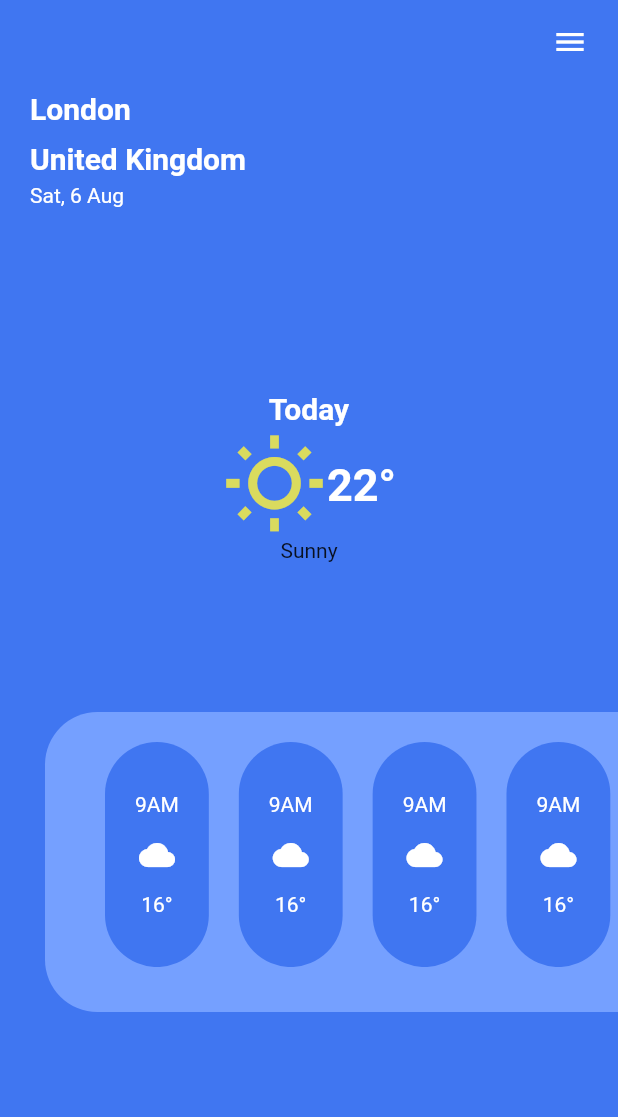
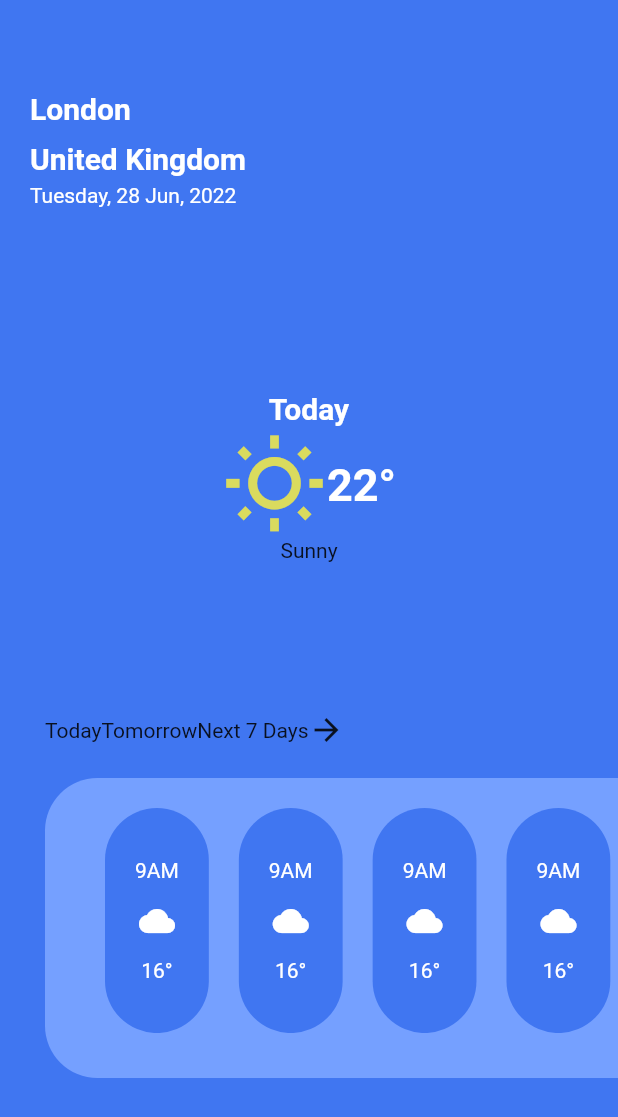
Before and after one commit to BashirYesufu/TalentQL, a Flutter app: the screen it shows after launch, on a phone screen of 412 x 824 dp. Shown: the top 1117 px of the screen. Run offline on Flutter 3.47's test engine with Material 2 defaults, Android fonts, the phone set to English and light mode, and no system bars; our stand-ins replace geolocator.

```diff
--- /dev/null
+++ b/lib/components/app_scaffold.dart
@@ -0,0 +1,51 @@
+import 'package:flutter/material.dart';
+import '../../constants/colors.dart';
+
+class AppScaffold extends StatelessWidget {
+  final List<Widget> children;
+  final Color appBarColor;
+  final Color backgroundColor;
+  final bool hasBackButton;
+
+  const AppScaffold({
+    required this.children,
+    this.appBarColor = AppColors.white,
+    this.backgroundColor = AppColors.white,
+    this.hasBackButton = true,
+    Key? key,
+  }) : super(key: key);
+
+  @override
+  Widget build(BuildContext context) {
+    return GestureDetector(
+      onTap: () => FocusManager.instance.primaryFocus?.unfocus(),
+      child:Scaffold(
+          backgroundColor: backgroundColor,
+          appBar: AppBar(
+            backgroundColor: appBarColor,
+            elevation: 0,
+            leading: hasBackButton
+                ? InkWell(
+              onTap: () {
+                Navigator.pop(context);
+              },
+              child: Icon(
+                Icons.arrow_back,
+                color: AppColors.grey,
+              ),
+            )
+                : SizedBox(),
+          ),
+          body: SafeArea(
+            child: SingleChildScrollView(
+              child: Column(
+                mainAxisAlignment: MainAxisAlignment.start,
+                crossAxisAlignment: CrossAxisAlignment.start,
+                children: children,
+              ),
+            ),
+          ),
+       ),
+    );
+  }
+}
--- /dev/null
+++ b/lib/components/app_text.dart
@@ -0,0 +1,18 @@
+import 'package:flutter/material.dart';
+import '../constants/textstyles.dart';
+
+class AppText extends StatelessWidget {
+  const AppText({
+    Key? key,
+    required this.text,
+  }) : super(key: key);
+  final String text;
+
+  @override
+  Widget build(BuildContext context) {
+    return Padding(
+      padding: const EdgeInsets.symmetric(vertical: 5.0),
+      child: Text(text, style: AppTextStyles.kWhiteBold20,),
+    );
+  }
+}
--- /dev/null
+++ b/lib/components/hourly_forecast_container.dart
@@ -0,0 +1,29 @@
+import 'package:flutter/material.dart';
+import '../constants/colors.dart';
+import '../constants/textstyles.dart';
+
+class HourlyForecastContainer extends StatelessWidget {
+  const HourlyForecastContainer({
+    Key? key,
+  }) : super(key: key);
+
+  @override
+  Widget build(BuildContext context) {
+    return Container(
+      padding: EdgeInsets.all(20),
+      margin: EdgeInsets.symmetric(horizontal: 10),
+      decoration: BoxDecoration(
+        color: AppColors.blue,
+        borderRadius: BorderRadius.circular(50),
+      ),
+      child: Column(
+        mainAxisAlignment: MainAxisAlignment.spaceEvenly,
+        children: [
+          Text('9AM', style: AppTextStyles.kWhite14,),
+          Icon(Icons.cloud, color: AppColors.white,),
+          Text('16°', style: AppTextStyles.kWhite14,)
+        ],
+      ),
+    );
+  }
+}
--- a/lib/constants/colors.dart
+++ b/lib/constants/colors.dart
@@ -5,4 +5,6 @@ class AppColors {
   static const gold = Color(0xFFDADB5E);
   static const white = Color(0xFFFFFFFF);
   static const lightBlue = Color(0xFF75A0FF);
+  static const grey = Color(0xFFAFAEAF);
+  static const black = Color(0xFF000000);
 }
--- a/lib/constants/textstyles.dart
+++ b/lib/constants/textstyles.dart
@@ -12,6 +12,11 @@ class AppTextStyles{
     fontSize: 30,
     fontWeight: FontWeight.bold,
   );
+  static const kBlackBold30 = TextStyle(
+    color: AppColors.black,
+    fontSize: 30,
+    fontWeight: FontWeight.bold,
+  );
   static const kWhite14= TextStyle(
     color: AppColors.white,
     fontSize: 14,
--- a/lib/screens/home_screen.dart
+++ b/lib/screens/home_screen.dart
@@ -1,6 +1,11 @@
 import 'package:flutter/material.dart';
+import 'package:talent_ql/screens/seven_screen.dart';
+import '../components/app_scaffold.dart';
+import '../components/app_text.dart';
+import '../components/hourly_forecast_container.dart';
 import '../constants/colors.dart';
 import '../constants/textstyles.dart';
+import 'package:intl/intl.dart';
 
 class HomeScreen extends StatelessWidget {
   const HomeScreen({Key? key}) : super(key: key);
@@ -8,33 +13,26 @@ class HomeScreen extends StatelessWidget {
 
   @override
   Widget build(BuildContext context) {
-    return Scaffold(
+    return AppScaffold(
       backgroundColor: AppColors.blue,
-      appBar: AppBar(
-        backgroundColor: AppColors.blue,
-        elevation: 0,
-        actions: [
-          Icon(Icons.menu),
-          SizedBox(width: 20,)
-        ],
-      ),
-      body: Column(
-        children: [
+      appBarColor: AppColors.blue,
+      hasBackButton: false,
+      children: [
           Padding(
             padding: const EdgeInsets.symmetric(horizontal: 20.0),
             child: Column(
               mainAxisAlignment: MainAxisAlignment.start,
               crossAxisAlignment: CrossAxisAlignment.start,
               children: [
-                Text20(text: 'London'),
-                Text20(text: 'United Kingdom'),
-                Text('Sat, 6 Aug', style: AppTextStyles.kWhite14,),
+                AppText(text: 'London'),
+                AppText(text: 'United Kingdom'),
+                Text(DateFormat('EEEE, d MMM, yyyy').format(DateTime.now()), style: AppTextStyles.kWhite14,),
                 SizedBox(height: MediaQuery.of(context).size.height / 7,),
                 Center(
                   child: Column(
                     mainAxisAlignment: MainAxisAlignment.center,
                     children: [
-                      Text20(text: 'Today'),
+                      AppText(text: 'Today'),
                       Row(
                         mainAxisAlignment: MainAxisAlignment.center,
                         children: [
@@ -47,6 +45,24 @@ class HomeScreen extends StatelessWidget {
                   ),
                 ),
                 SizedBox(height: 100,),
+              ],
+            ),
+          ),
+          Container(
+            margin: EdgeInsets.only(left: 30, bottom: 20),
+            child: Row(
+              children: [
+                Text('Today'),
+                Text('Tomorrow'),
+                InkWell(
+                  onTap: ()=>Navigator.pushNamed(context, SevenDayScreen.screenID),
+                  child: Row(
+                    children: [
+                      Text('Next 7 Days'),
+                      Icon(Icons.arrow_forward_sharp)
+                    ],
+                  ),
+                ),
               ],
             ),
           ),
@@ -78,49 +94,6 @@ class HomeScreen extends StatelessWidget {
             ),
           )
         ],
-      ),
     );
   }
 }
-
-class HourlyForecastContainer extends StatelessWidget {
-  const HourlyForecastContainer({
-    Key? key,
-  }) : super(key: key);
-
-  @override
-  Widget build(BuildContext context) {
-    return Container(
-      padding: EdgeInsets.all(20),
-      margin: EdgeInsets.symmetric(horizontal: 10),
-      decoration: BoxDecoration(
-        color: AppColors.blue,
-        borderRadius: BorderRadius.circular(50),
-      ),
-      child: Column(
-        mainAxisAlignment: MainAxisAlignment.spaceEvenly,
-        children: [
-          Text('9AM', style: AppTextStyles.kWhite14,),
-          Icon(Icons.cloud, color: AppColors.white,),
-          Text('16°', style: AppTextStyles.kWhite14,)
-        ],
-      ),
-    );
-  }
-}
-
-class Text20 extends StatelessWidget {
-  const Text20({
-    Key? key,
-    required this.text,
-  }) : super(key: key);
-  final String text;
-
-  @override
-  Widget build(BuildContext context) {
-    return Padding(
-      padding: const EdgeInsets.symmetric(vertical: 5.0),
-      child: Text(text, style: AppTextStyles.kWhiteBold20,),
-    );
-  }
-}
--- /dev/null
+++ b/lib/utilities/error_handler.dart
@@ -0,0 +1,3 @@
+class ErrorHandler {
+
+}
--- a/pubspec.yaml
+++ b/pubspec.yaml
@@ -34,6 +34,8 @@ dependencies:
   # The following adds the Cupertino Icons font to your application.
   # Use with the CupertinoIcons class for iOS style icons.
   cupertino_icons: ^1.0.2
+  geolocator: ^9.0.0
+  intl: ^0.17.0
 
 dev_dependencies:
   flutter_test:
```
Also changed, not shown: lib/screens/seven_screen.dart (+34 -1 lines), lib/services/location_service.dart (added, +15 -0 lines), pubspec.lock, 3 other files.
